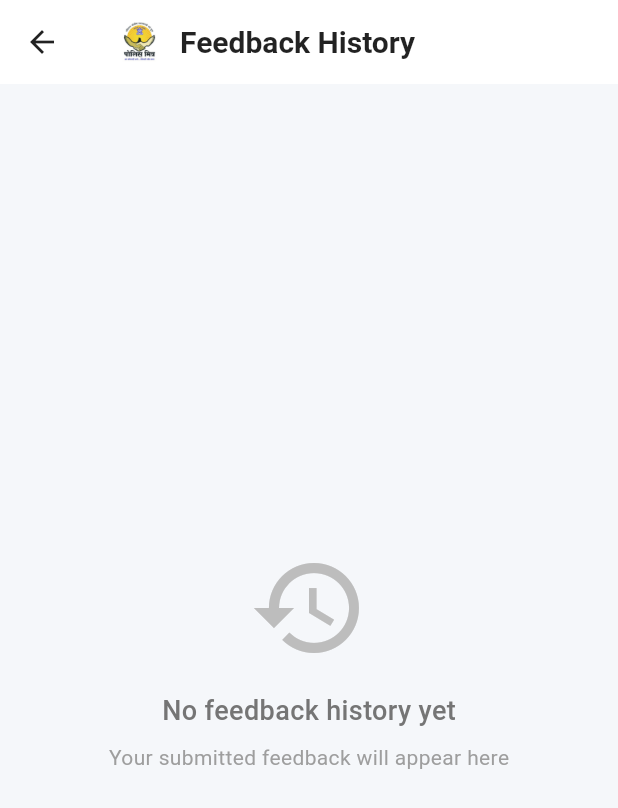
After one commit to hellodeveloper7854/police-mitra, a Flutter app: the FeedbackHistoryScreen screen opened by its route, after a tap on the "arrow back" icon, after a tap on the "history" icon, on a phone screen of 412 x 824 dp. The commit adds this screen. Shown: the top 808 px of the screen. Run offline on Flutter 3.47's test engine with Material 3 defaults, Android fonts, the phone set to English and light mode, and no system bars; our stand-ins replace go_router, share_plus, shared_preferences, supabase_flutter; missing offline and left inert: encrypt; accounts and stored records are empty.

Commit message:
feedback history

```diff
--- a/lib/main.dart
+++ b/lib/main.dart
@@ -19,6 +19,7 @@ import 'screens/availability_status_screen.dart';
 import 'screens/auth_check_screen.dart';
 import 'screens/settings_screen.dart';
 import 'screens/feedback_screen.dart';
+import 'screens/feedback_history_screen.dart';
 import 'screens/settings_reset_password_screen.dart';
 void main() async {
   WidgetsFlutterBinding.ensureInitialized();
@@ -162,6 +163,12 @@ final GoRouter _router = GoRouter(
       },
     ),
     GoRoute(
+      path: '/feedback-history',
+      builder: (BuildContext context, GoRouterState state) {
+        return const FeedbackHistoryScreen();
+      },
+    ),
+    GoRoute(
       path: '/settings-reset-password',
       builder: (BuildContext context, GoRouterState state) {
         return const SettingsResetPasswordScreen();
--- /dev/null
+++ b/lib/screens/feedback_history_screen.dart
@@ -0,0 +1,277 @@
+import 'package:flutter/material.dart';
+import 'package:go_router/go_router.dart';
+import 'package:supabase_flutter/supabase_flutter.dart';
+import 'package:shared_preferences/shared_preferences.dart';
+import 'package:intl/intl.dart';
+
+class FeedbackHistoryScreen extends StatefulWidget {
+  const FeedbackHistoryScreen({super.key});
+
+  @override
+  State<FeedbackHistoryScreen> createState() => _FeedbackHistoryScreenState();
+}
+
+class _FeedbackHistoryScreenState extends State<FeedbackHistoryScreen> {
+  List<Map<String, dynamic>> _feedbacks = [];
+  bool _isLoading = true;
+
+  @override
+  void initState() {
+    super.initState();
+    _loadFeedbackHistory();
+  }
+
+  Future<void> _loadFeedbackHistory() async {
+    try {
+      final prefs = await SharedPreferences.getInstance();
+      final email = prefs.getString('user_email');
+      if (email == null) return;
+
+      final response = await Supabase.instance.client
+          .from('feedbacks')
+          .select('*')
+          .eq('user_email', email)
+          .order('submitted_at', ascending: false);
+
+      setState(() {
+        _feedbacks = List<Map<String, dynamic>>.from(response);
+        _isLoading = false;
+      });
+    } catch (e) {
+      if (mounted) {
+        ScaffoldMessenger.of(context).showSnackBar(
+          SnackBar(
+            content: Row(
+              children: [
+                const Icon(Icons.error_outline, color: Colors.white),
+                const SizedBox(width: 12),
+                Expanded(child: Text('Error loading feedback history: $e')),
+              ],
+            ),
+            backgroundColor: Colors.red,
+            behavior: SnackBarBehavior.floating,
+            shape: RoundedRectangleBorder(borderRadius: BorderRadius.circular(10)),
+          ),
+        );
+      }
+      setState(() => _isLoading = false);
+    }
+  }
+
+  String _getRatingText(int rating) {
+    switch (rating) {
+      case 1:
+        return 'Poor';
+      case 2:
+        return 'Fair';
+      case 3:
+        return 'Good';
+      case 4:
+        return 'Very Good';
+      case 5:
+        return 'Excellent';
+      default:
+        return '';
+    }
+  }
+
+  Color _getRatingColor(int rating) {
+    if (rating <= 2) return Colors.red;
+    if (rating == 3) return Colors.orange;
+    return Colors.green;
+  }
+
+  @override
+  Widget build(BuildContext context) {
+    return Scaffold(
+      backgroundColor: const Color(0xFFF5F7FA),
+      appBar: AppBar(
+        title: Row(
+          children: [
+            Image.asset('assets/images/logo.png', height: 40, width: 40),
+            const SizedBox(width: 8),
+            const Text(
+              'Feedback History',
+              style: TextStyle(
+                fontSize: 20,
+                fontWeight: FontWeight.bold,
+                color: Colors.black87,
+              ),
+            ),
+          ],
+        ),
+        backgroundColor: Colors.white,
+        elevation: 0,
+        leading: IconButton(
+          icon: const Icon(Icons.arrow_back, color: Colors.black87),
+          onPressed: () => context.go('/feedback'),
+        ),
+      ),
+      body: _isLoading
+          ? const Center(child: CircularProgressIndicator())
+          : _feedbacks.isEmpty
+              ? Center(
+                  child: Column(
+                    mainAxisAlignment: MainAxisAlignment.center,
+                    children: [
+                      Icon(Icons.history, size: 80, color: Colors.grey[400]),
+                      const SizedBox(height: 16),
+                      Text(
+                        'No feedback history yet',
+                        style: TextStyle(
+                          fontSize: 18,
+                          color: Colors.grey[600],
+                          fontWeight: FontWeight.w500,
+                        ),
+                      ),
+                      const SizedBox(height: 8),
+                      Text(
+                        'Your submitted feedback will appear here',
+                        style: TextStyle(
+                          fontSize: 14,
+                          color: Colors.grey[500],
+                        ),
+                      ),
+                    ],
+                  ),
+                )
+              : ListView.builder(
+                  padding: const EdgeInsets.all(16),
+                  itemCount: _feedbacks.length,
+                  itemBuilder: (context, index) {
+                    final feedback = _feedbacks[index];
+                    final submittedAt = DateTime.parse(feedback['submitted_at']);
+                    final formattedDate = DateFormat('MMM dd, yyyy • hh:mm a').format(submittedAt);
+
+                    return Container(
+                      margin: const EdgeInsets.only(bottom: 16),
+                      decoration: BoxDecoration(
+                        color: Colors.white,
+                        borderRadius: BorderRadius.circular(20),
+                        boxShadow: [
+                          BoxShadow(
+                            color: Colors.black.withOpacity(0.05),
+                            blurRadius: 10,
+                            offset: const Offset(0, 4),
+                          ),
+                        ],
+                      ),
+                      child: Padding(
+                        padding: const EdgeInsets.all(20),
+                        child: Column(
+                          crossAxisAlignment: CrossAxisAlignment.start,
+                          children: [
+                            Row(
+                              children: [
+                                Container(
+                                  width: 40,
+                                  height: 40,
+                                  decoration: BoxDecoration(
+                                    gradient: const LinearGradient(
+                                      colors: [Color(0xFFf093fb), Color(0xFFf5576c)],
+                                    ),
+                                    shape: BoxShape.circle,
+                                  ),
+                                  child: Icon(
+                                    Icons.star_rounded,
+                                    size: 24,
+                                    color: Colors.white,
+                                  ),
+                                ),
+                                const SizedBox(width: 12),
+                                Expanded(
+                                  child: Column(
+                                    crossAxisAlignment: CrossAxisAlignment.start,
+                                    children: [
+                                      Text(
+                                        _getRatingText(feedback['rating']),
+                                        style: TextStyle(
+                                          fontSize: 16,
+                                          fontWeight: FontWeight.bold,
+                                          color: _getRatingColor(feedback['rating']),
+                                        ),
+                                      ),
+                                      Text(
+                                        formattedDate,
+                                        style: TextStyle(
+                                          fontSize: 12,
+                                          color: Colors.grey[600],
+                                        ),
+                                      ),
+                                    ],
+                                  ),
+                                ),
+                                Row(
+                                  children: List.generate(5, (starIndex) {
+                                    return Icon(
+                                      starIndex < feedback['rating']
+                                          ? Icons.star_rounded
+                                          : Icons.star_outline_rounded,
+                                      size: 20,
+                                      color: starIndex < feedback['rating']
+                                          ? const Color(0xFFf5576c)
+                                          : Colors.grey[300],
+                                    );
+                                  }),
+                                ),
+                              ],
+                            ),
+                            if (feedback['comment'] != null && feedback['comment'].isNotEmpty) ...[
+                              const SizedBox(height: 12),
+                              Text(
+                                feedback['comment'],
+                                style: TextStyle(
+                                  fontSize: 14,
+                                  color: Colors.grey[700],
+                                  height: 1.4,
+                                ),
+                              ),
+                            ],
+                            if (feedback['reply'] != null && feedback['reply'].isNotEmpty) ...[
+                              const SizedBox(height: 12),
+                              Container(
+                                padding: const EdgeInsets.all(12),
+                                decoration: BoxDecoration(
+                                  color: const Color(0xFFE8F5E8),
+                                  borderRadius: BorderRadius.circular(8),
+                                  border: Border.all(color: Colors.green.shade200),
+                                ),
+                                child: Column(
+                                  crossAxisAlignment: CrossAxisAlignment.start,
+                                  children: [
+                                    Row(
+                                      children: [
+                                        Icon(Icons.reply, size: 16, color: Colors.green[700]),
+                                        const SizedBox(width: 8),
+                                        Text(
+                                          'Reply',
+                                          style: TextStyle(
+                                            fontSize: 12,
+                                            fontWeight: FontWeight.bold,
+                                            color: Colors.green[700],
+                                          ),
+                                        ),
+                                      ],
+                                    ),
+                                    const SizedBox(height: 8),
+                                    Text(
+                                      feedback['reply'],
+                                      style: TextStyle(
+                                        fontSize: 14,
+                                        color: Colors.grey[800],
+                                        height: 1.4,
+                                      ),
+                                    ),
+                                  ],
+                                ),
+                              ),
+                            ],
+                          ],
+                        ),
+                      ),
+                    );
+                  },
+                ),
+    );
+  }
+}
--- a/lib/screens/feedback_screen.dart
+++ b/lib/screens/feedback_screen.dart
@@ -144,6 +144,13 @@ class _FeedbackScreenState extends State<FeedbackScreen> with SingleTickerProvid
           icon: const Icon(Icons.arrow_back, color: Colors.black87),
           onPressed: () => context.go('/settings'),
         ),
+        actions: [
+          IconButton(
+            icon: const Icon(Icons.history, color: Colors.black87),
+            onPressed: () => context.go('/feedback-history'),
+            tooltip: 'View Feedback History',
+          ),
+        ],
       ),
       body: SingleChildScrollView(
         child: Column(
```
